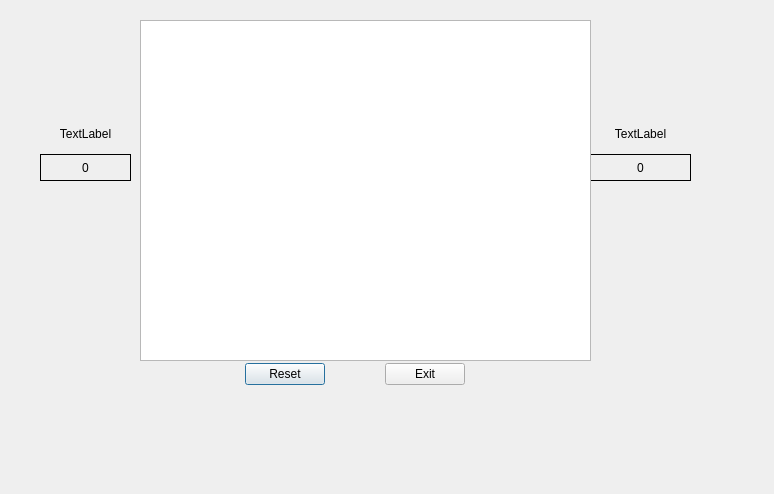
Above: 1vs1_qt/Second_version/dotandbox_1_1/game_window.ui from MarcoAlejandro/dotandbox_github before the change. Below: the same form after it.
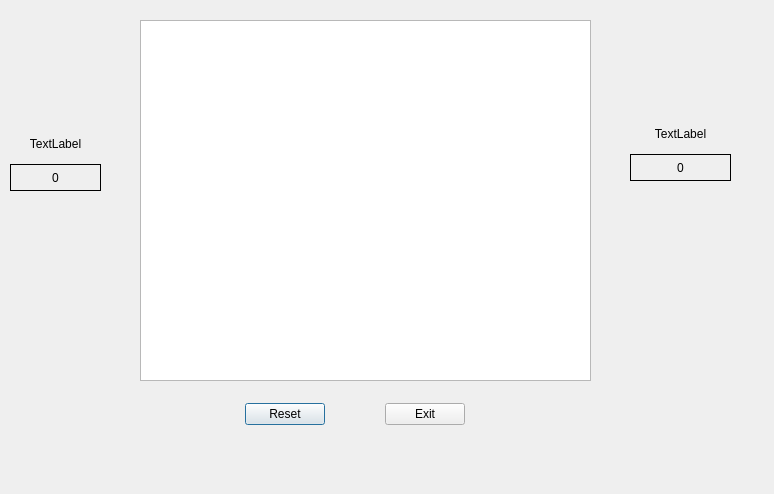
That is the form after the change. Icons and pictures are not drawn. Custom widgets are drawn as their Qt base class.

Diff of the .ui file:
```diff
--- a/1vs1_qt/Second_version/dotandbox_1_1/game_window.ui
+++ b/1vs1_qt/Second_version/dotandbox_1_1/game_window.ui
@@ -19,7 +19,7 @@
      <x>140</x>
      <y>20</y>
      <width>451</width>
-     <height>341</height>
+     <height>361</height>
     </rect>
    </property>
    <property name="accessibleDescription">
@@ -45,7 +45,7 @@
    <property name="geometry">
     <rect>
      <x>190</x>
-     <y>360</y>
+     <y>400</y>
      <width>330</width>
      <height>29</height>
     </rect>
@@ -109,8 +109,8 @@
   <widget class="QWidget" name="layoutWidget">
    <property name="geometry">
     <rect>
-     <x>40</x>
-     <y>120</y>
+     <x>10</x>
+     <y>130</y>
      <width>91</width>
      <height>61</height>
     </rect>
@@ -147,7 +147,7 @@
   <widget class="QWidget" name="layoutWidget">
    <property name="geometry">
     <rect>
-     <x>590</x>
+     <x>630</x>
      <y>120</y>
      <width>101</width>
      <height>61</height>
@@ -201,7 +201,7 @@
   <widget class="QLabel" name="l_img_2">
    <property name="geometry">
     <rect>
-     <x>590</x>
+     <x>630</x>
      <y>30</y>
      <width>111</width>
      <height>81</height>
@@ -220,8 +220,8 @@
   <widget class="QLabel" name="l_img_3">
    <property name="geometry">
     <rect>
-     <x>300</x>
-     <y>270</y>
+     <x>20</x>
+     <y>280</y>
      <width>111</width>
      <height>81</height>
     </rect>
```
Left out of the diff: 2 changed lines with no effect on the pictures.
